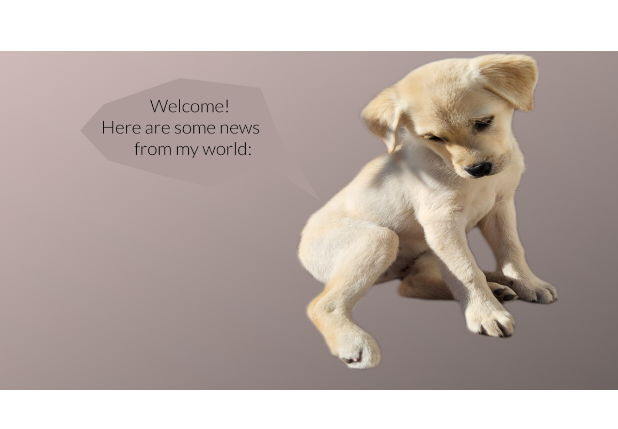
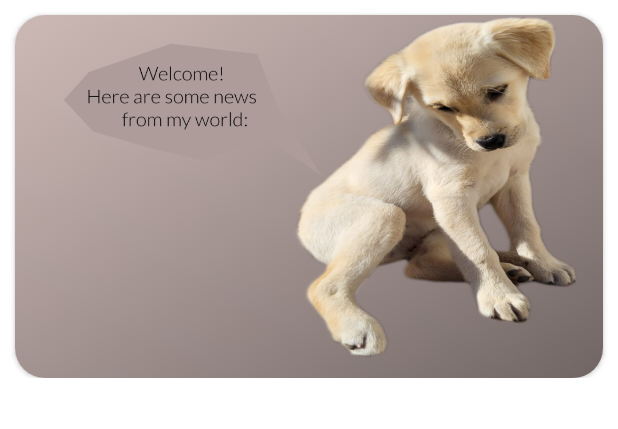
Before and after one commit to andree25/FinalApp, an Android app: the layout fragment_home.xml on its own in the app's theme, with its tools: preview values and no code run, on a phone screen of 412 x 824 dp. Shown: the top 429 px of the screen. Run offline under Robolectric (Android 15) with nearby library versions, the phone set to English and light mode, and no system bars.

Commit message:
home design done

```diff
--- a/app/src/main/res/layout/fragment_home.xml
+++ b/app/src/main/res/layout/fragment_home.xml
@@ -4,8 +4,8 @@
     xmlns:tools="http://schemas.android.com/tools"
     android:layout_width="match_parent"
     android:layout_height="match_parent"
+    android:background="@color/white"
     tools:context=".ui.home.HomeFragment">
-
 
     <LinearLayout
         android:layout_width="match_parent"
@@ -14,27 +14,66 @@
 
         <androidx.constraintlayout.widget.ConstraintLayout
             android:layout_width="match_parent"
-            android:layout_height="294dp">
+            android:layout_height="wrap_content"
+            android:background="@color/white"
+            android:paddingBottom="10dp"
+            app:cardCornerRadius="20dp">
 
-            <ImageView
-                android:id="@+id/imageView2"
-                android:layout_width="wrap_content"
+            <androidx.cardview.widget.CardView
+                android:layout_width="match_parent"
                 android:layout_height="wrap_content"
-                android:src="@drawable/welcome_home2"
-                app:layout_constraintTop_toTopOf="parent" />
+                android:layout_margin="10dp"
+                android:layout_weight="1"
+                android:focusable="true"
+                app:cardBackgroundColor="@color/white"
+                app:cardCornerRadius="20dp"
+                app:layout_constraintEnd_toEndOf="parent"
+                app:layout_constraintHorizontal_bias="0.1"
+                app:layout_constraintStart_toStartOf="parent"
+                app:layout_constraintTop_toTopOf="parent">
+
+                <RelativeLayout
+                    android:layout_width="match_parent"
+                    android:layout_height="match_parent">
+
+                    <ImageView
+                        android:id="@+id/imageView2"
+                        android:layout_width="429dp"
+                        android:layout_height="242dp"
+                        android:scaleType="centerCrop"
+                        android:src="@drawable/welcome_home2"
+                        app:layout_constraintStart_toStartOf="parent"
+                        app:layout_constraintTop_toTopOf="parent" />
+                </RelativeLayout>
+            </androidx.cardview.widget.CardView>
         </androidx.constraintlayout.widget.ConstraintLayout>
 
         <androidx.constraintlayout.widget.ConstraintLayout
             android:layout_width="match_parent"
             android:layout_height="match_parent">
-            <androidx.recyclerview.widget.RecyclerView
-                android:id="@+id/recycler_view_home"
-                android:layout_width="0dp"
-                android:layout_height="0dp"
-                app:layout_constraintTop_toTopOf="parent"
+
+            <androidx.swiperefreshlayout.widget.SwipeRefreshLayout
+                android:id="@+id/swipe_refresh_layout"
+                android:layout_width="match_parent"
+                android:layout_height="match_parent">
+
+                <androidx.recyclerview.widget.RecyclerView
+                    android:id="@+id/recycler_view_home"
+                    android:layout_width="match_parent"
+                    android:layout_height="match_parent" />
+            </androidx.swiperefreshlayout.widget.SwipeRefreshLayout>
+
+            <ProgressBar
+                android:id="@+id/progress_bar"
+                android:layout_width="wrap_content"
+                android:layout_height="wrap_content"
+                android:layout_gravity="center"
+                android:visibility="gone"
                 app:layout_constraintBottom_toBottomOf="parent"
+                app:layout_constraintEnd_toEndOf="parent"
                 app:layout_constraintStart_toStartOf="parent"
-                app:layout_constraintEnd_toEndOf="parent" />
+                app:layout_constraintTop_toTopOf="parent" />
+
         </androidx.constraintlayout.widget.ConstraintLayout>
     </LinearLayout>
 </androidx.constraintlayout.widget.ConstraintLayout>
--- a/app/src/main/res/values/strings.xml
+++ b/app/src/main/res/values/strings.xml
@@ -89,4 +89,6 @@
     <string name="adopt_me">Adopt me!</string>
     <string name="test_button">Was this Pet \n already adopted?</string>
 
+    <string name="see_more">Click to see more!</string>
+
 </resources>
```
Also changed, not shown: app/src/main/java/com/app/finalapp/ui/home/HomeFragment.java (+23 -18 lines), app/src/main/res/layout/item_article.xml (+11 -2 lines).
